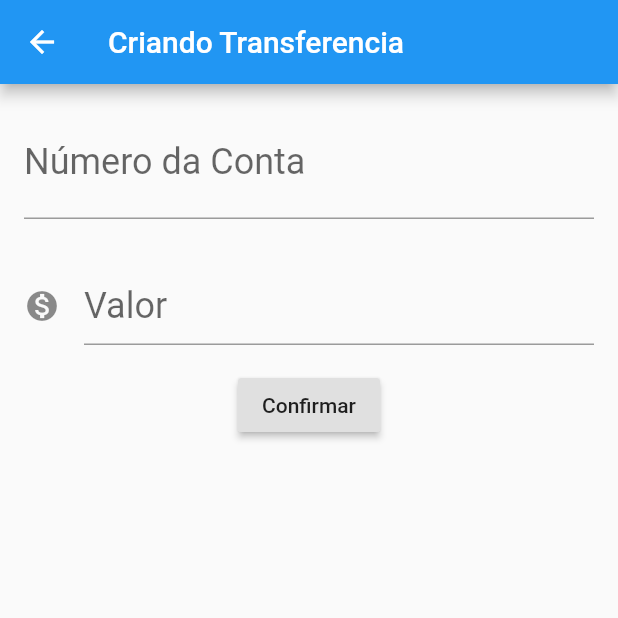
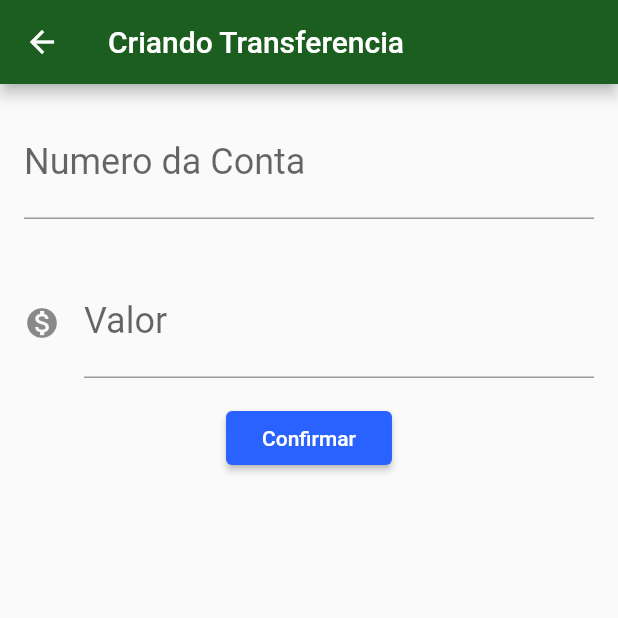
Before and after one commit to erikpedro/flutter_app, a Flutter app: the screen it shows after launch, after a tap on the "add" icon, on a phone screen of 412 x 824 dp, the top half of it. Run offline on Flutter 3.47's test engine with Material 2 defaults, Android fonts, the phone set to English and light mode, and no system bars.

Commit message:
refatorando e finalizando projeto

```diff
--- /dev/null
+++ b/lib/components/editor.dart
@@ -0,0 +1,32 @@
+import 'package:flutter/material.dart';
+
+class Editor extends StatelessWidget {
+  final TextEditingController controlador;
+  final String rotulo;
+  final String dica;
+  final IconData icon;
+
+  Editor({
+    this.controlador,
+    this.rotulo,
+    this.dica,
+    this.icon,
+  });
+
+  @override
+  Widget build(BuildContext context) {
+    return Padding(
+      padding: const EdgeInsets.all(16.0),
+      child: TextField(
+        controller: controlador,
+        style: TextStyle(fontSize: 24.0),
+        decoration: InputDecoration(
+          icon: icon != null ? Icon(icon) : null,
+          labelText: rotulo,
+          hintText: dica,
+        ),
+        keyboardType: TextInputType.number,
+      ),
+    );
+  }
+}
--- a/lib/main.dart
+++ b/lib/main.dart
@@ -1,6 +1,5 @@
-import 'dart:ffi';
-
 import 'package:flutter/material.dart';
+import 'package:flutter_app/screens/transferencia/lista.dart';
 
 void main() => runApp(BluBankApp());
 
@@ -8,155 +7,14 @@ class BluBankApp extends StatelessWidget {
   @override
   Widget build(BuildContext context) {
     return MaterialApp(
-      home: Scaffold(
-        body: ListaTransferencia(),
-      ),
+      theme: ThemeData(
+          primaryColor: Colors.green[900],
+          accentColor: Colors.blueAccent[700],
+          buttonTheme: ButtonThemeData(
+            buttonColor: Colors.blueAccent[700],
+            textTheme: ButtonTextTheme.primary,
+          )),
+      home: ListaTransferencia(),
     );
   }
 }
-
-class FormularioTransferencia extends StatelessWidget {
-  final TextEditingController _contraladorCompoNumConta =
-  TextEditingController();
-  final TextEditingController _contraladorCompoValor = TextEditingController();
-
-  @override
-  Widget build(BuildContext context) {
-    return Scaffold(
-        appBar: AppBar(
-          title: Text('Criando Transferencia'),
-        ),
-        body: Column(
-          children: [
-            Editor(
-              controlador: _contraladorCompoNumConta,
-              dica: '0000',
-              rotulo: 'Número da Conta',
-            ),
-            Editor(
-              controlador: _contraladorCompoValor,
-              dica: 'Valor',
-              icon: Icons.monetization_on,
-            ),
-            RaisedButton(
-              child: Text('Confirmar'),
-              onPressed: () => _criaTransferencia(context),
-            )
-          ],
-        ));
-  }
-
-  void _criaTransferencia(BuildContext context) {
-    final int numeroConta =
-    int.tryParse(_contraladorCompoNumConta.text);
-    final double valor =
-    double.tryParse(_contraladorCompoValor.text);
-    if (numeroConta != null && valor != null) {
-      final transferenciaCriada = Transferencia(valor, numeroConta);
-      debugPrint('Criando Transferencia');
-      debugPrint('$transferenciaCriada');
-      Navigator.pop(context, transferenciaCriada);
-    }
-  }
-}
-
-class Editor extends StatelessWidget {
-  final TextEditingController controlador;
-  final String rotulo;
-  final String dica;
-  final IconData icon;
-
-  Editor({this.controlador, this.rotulo, this.dica, this.icon});
-
-  @override
-  Widget build(BuildContext context) {
-    return Padding(
-      padding: const EdgeInsets.all(16.0),
-      child: TextField(
-        controller: controlador,
-        style: TextStyle(fontSize: 24.0),
-        decoration: InputDecoration(
-          icon: icon != null ? Icon(icon) : null,
-          labelText: rotulo,
-          hintText: dica,
-        ),
-        keyboardType: TextInputType.number,
-      ),
-    );
-  }
-}
-
-class ListaTransferencia extends StatefulWidget {
-  final List<Transferencia> _transferencias = List();
-
-  @override
-  State<StatefulWidget> createState() {
-    return ListaTransferenciasStates();
-  }
-}
-
-
-class ListaTransferenciasStates extends State<ListaTransferencia> {
-
-  @override
-  Widget build(BuildContext context) {
-    return Scaffold(
-      appBar: AppBar(
-        title: Text('Transferencia'),
-      ),
-      body: ListView.builder(
-        itemCount: widget._transferencias.length,
-        itemBuilder: (context, indice){
-          final transferecia = widget._transferencias[indice];
-          return ItemTransferencia(transferecia);
-        },
-      ),
-      floatingActionButton: FloatingActionButton(
-        child: Icon(Icons.add), onPressed: () {
-        final Future<Transferencia> future = Navigator.push(
-            context, MaterialPageRoute(builder: (context) {
-          return FormularioTransferencia();
-        }));
-        future.then((transfereciaRecebida) {
-          debugPrint('Chegou no Then do Future');
-          debugPrint('$transfereciaRecebida');
-          setState(() {
-          widget._transferencias.add(transfereciaRecebida);
-          });
-        });
-      },
-      ),
-    );
-  }
-}
-
-
-
-
-class ItemTransferencia extends StatelessWidget {
-  final Transferencia _transferencia;
-
-  @override
-  Widget build(BuildContext context) {
-    return Card(
-        child: ListTile(
-          leading: Icon(Icons.monetization_on),
-          title: Text(_transferencia.valor.toString()),
-          subtitle: Text(_transferencia.numeroConta.toString()),
-        ));
-  }
-
-  ItemTransferencia(this._transferencia);
-}
-
-class Transferencia {
-  final double valor;
-  final int numeroConta;
-
-  Transferencia(this.valor, this.numeroConta);
-
-  @override
-  String toString() {
-    return 'Transferencia{valor: $valor, numeroConta: $numeroConta}';
-  }
-}
--- /dev/null
+++ b/lib/models/transferencia.dart
@@ -0,0 +1,14 @@
+class Transferencia {
+  final double valor;
+  final int numeroConta;
+
+  Transferencia(
+    this.valor,
+    this.numeroConta,
+  );
+
+  @override
+  String toString() {
+    return 'Transferencia{valor: $valor, numeroConta: $numeroConta}';
+  }
+}
--- /dev/null
+++ b/lib/screens/transferencia/formulario.dart
@@ -0,0 +1,57 @@
+
+import 'package:flutter/material.dart';
+import 'package:flutter_app/components/editor.dart';
+import 'package:flutter_app/models/transferencia.dart';
+
+const _tituloAppBar = 'Criando Transferencia';
+const _rotuloCampoValor = 'Valor';
+const _dicaCampoValor = '0.00';
+const _rotuloCampoNumeroConta = 'Numero da Conta';
+const _dicaCampoNumeroConta = '0000';
+const _textoBotao = 'Confirmar';
+
+class FormularioTransferencia extends StatelessWidget {
+  final TextEditingController _contraladorCompoNumConta =
+  TextEditingController();
+  final TextEditingController _contraladorCompoValor = TextEditingController();
+
+  @override
+  Widget build(BuildContext context) {
+    return Scaffold(
+        appBar: AppBar(
+          title: Text(_tituloAppBar),
+        ),
+        body: Column(
+          children: [
+            Editor(
+              controlador: _contraladorCompoNumConta,
+              dica: _dicaCampoNumeroConta,
+              rotulo: _rotuloCampoNumeroConta,
+            ),
+            Editor(
+              controlador: _contraladorCompoValor,
+              dica: _dicaCampoValor,
+              icon: Icons.monetization_on,
+              rotulo: _rotuloCampoValor,
+            ),
+            RaisedButton(
+              child: Text(_textoBotao),
+              onPressed: () => _criaTransferencia(context),
+            )
+          ],
+        ));
+  }
+
+  void _criaTransferencia(BuildContext context) {
+    final int numeroConta =
+    int.tryParse(_contraladorCompoNumConta.text);
+    final double valor =
+    double.tryParse(_contraladorCompoValor.text);
+    if (numeroConta != null && valor != null) {
+      final transferenciaCriada = Transferencia(valor, numeroConta);
+      debugPrint('Criando Transferencia');
+      debugPrint('$transferenciaCriada');
+      Navigator.pop(context, transferenciaCriada);
+    }
+  }
+}
--- /dev/null
+++ b/lib/screens/transferencia/lista.dart
@@ -0,0 +1,69 @@
+
+import 'package:flutter/material.dart';
+import 'package:flutter_app/models/transferencia.dart';
+
+import 'formulario.dart';
+
+const _tituloAppBar = 'Transferencia';
+
+class ListaTransferencia extends StatefulWidget {
+  final List<Transferencia> _transferencias = List();
+
+  @override
+  State<StatefulWidget> createState() {
+    return ListaTransferenciasStates();
+  }
+}
+class ListaTransferenciasStates extends State<ListaTransferencia> {
+
+  @override
+  Widget build(BuildContext context) {
+
+    return Scaffold(
+      appBar: AppBar(
+        title: Text(_tituloAppBar),
+      ),
+      body: ListView.builder(
+        itemCount: widget._transferencias.length,
+        itemBuilder: (context, indice){
+          final transferecia = widget._transferencias[indice];
+          return ItemTransferencia(transferecia);
+        },
+      ),
+      floatingActionButton: FloatingActionButton(
+        child: Icon(Icons.add), onPressed: () {
+        final Future<Transferencia> future = Navigator.push(
+            context, MaterialPageRoute(builder: (context) {
+          return FormularioTransferencia();
+        }));
+        future.then((transfereciaRecebida) {
+          debugPrint('Chegou no Then do Future');
+          debugPrint('$transfereciaRecebida');
+          setState(() {
+            widget._transferencias.add(transfereciaRecebida);
+          });
+        });
+      },
+      ),
+    );
+  }
+}
+
+
+
+
+class ItemTransferencia extends StatelessWidget {
+  final Transferencia _transferencia;
+
+  @override
+  Widget build(BuildContext context) {
+    return Card(
+        child: ListTile(
+          leading: Icon(Icons.monetization_on),
+          title: Text(_transferencia.valor.toString()),
+          subtitle: Text(_transferencia.numeroConta.toString()),
+        ));
+  }
+
+  ItemTransferencia(this._transferencia);
+}
```
